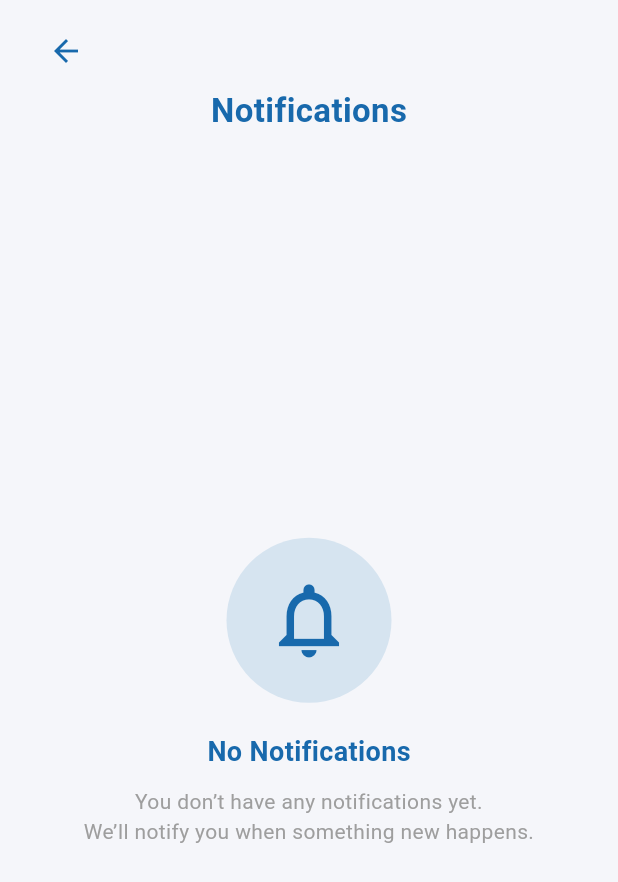
After one commit to Charlie-Programmer/Skillo, a Flutter app: the HomeScreen screen opened directly, after a tap on the "notifications none" icon, on a phone screen of 412 x 824 dp. The commit adds this screen. Shown: the top 882 px of the screen. Run offline on Flutter 3.47's test engine with Material 3 defaults, Android fonts, the phone set to English and light mode, and no system bars; our stand-ins replace dropdown_search, file_picker, hive, hive_flutter, image_picker, shared_preferences; accounts and stored records are empty.

Commit message:
May 8 8th Update

```diff
--- a/lib/be_the_instructor.dart
+++ b/lib/be_the_instructor.dart
@@ -2,6 +2,7 @@ import 'package:flutter/material.dart';
 import 'package:file_picker/file_picker.dart';
 import 'user_store.dart';
 import 'nav_bar.dart';
+import 'package:hive_flutter/hive_flutter.dart';
 
 class BeTheInstructorPage extends StatefulWidget {
   const BeTheInstructorPage({super.key});
@@ -100,6 +101,17 @@ void submitForm() async {
     email: emailController.text,
     role: "Instructor",
   );
+
+    // ✅ ADD NOTIFICATION HERE
+  final box = Hive.box('notificationsBox');
+
+  await box.add({
+    "title": "Instructor Approved 🎉",
+    "subtitle": "Congratulations! You are now an Instructor.",
+    "time": DateTime.now().toString(),
+  });
+
+  await box.flush();
 
   if (!mounted) return;
 
--- a/lib/edit_course.dart
+++ b/lib/edit_course.dart
@@ -847,6 +847,14 @@ class _EditCoursePageState extends State<EditCoursePage> {
 
                                     await saveCleanedData();
 
+                                    final box = Hive.box('notificationsBox');
+
+                                    await box.add({
+                                      "title": "Course Published 🎉",
+                                      "subtitle": "${widget.course["title"]} is now live!",
+                                      "time": DateTime.now().toString(),
+                                    });
+
                                     ScaffoldMessenger.of(context).showSnackBar(
                                       const SnackBar(
                                         content: Text("Course Published"),
--- a/lib/home.dart
+++ b/lib/home.dart
@@ -5,6 +5,7 @@ import 'dart:io';
 import 'package:hive_flutter/hive_flutter.dart';
 import 'view_courses.dart';
 import 'view_suggestions.dart';
+import 'notification.dart';
 
 class HomeScreen extends StatefulWidget {
   const HomeScreen({super.key});
@@ -155,8 +156,20 @@ Future<void> toggleSave(Box box, dynamic key) async {
                               ],
                             ),
                           ),
-                          const Icon(Icons.notifications_none,
-                              color: Color.fromARGB(255, 24, 105, 172)),
+                          InkWell(
+                            onTap: () {
+                              Navigator.push(
+                                context,
+                                MaterialPageRoute(
+                                  builder: (_) => const NotificationPage(),
+                                ),
+                              );
+                            },
+                            child: const Icon(
+                              Icons.notifications_none,
+                              color: Color.fromARGB(255, 24, 105, 172),
+                            ),
+                          ),
                         ],
                       ),
 
--- a/lib/main.dart
+++ b/lib/main.dart
@@ -11,6 +11,7 @@ void main() async {
   await Hive.initFlutter();
 
   await Hive.openBox('coursesBox');
+  await Hive.openBox('notificationsBox');
 
   await UserStore.restoreSession();
 
--- /dev/null
+++ b/lib/notification.dart
@@ -0,0 +1,164 @@
+import 'package:flutter/material.dart';
+import 'package:hive_flutter/hive_flutter.dart';
+
+class NotificationPage extends StatefulWidget {
+  const NotificationPage({super.key});
+
+  @override
+  State<NotificationPage> createState() => _NotificationPageState();
+}
+
+class _NotificationPageState extends State<NotificationPage> {
+  // later you can connect Hive here
+  List notifications = [];
+
+  @override
+  Widget build(BuildContext context) {
+    return Scaffold(
+      backgroundColor: const Color(0xFFF5F6FA),
+      body: SafeArea(
+        child: Padding(
+          padding: const EdgeInsets.symmetric(horizontal: 20),
+          child: Column(
+            children: [
+              const SizedBox(height: 10),
+
+              /// BACK BUTTON (same style as MyCoursesPage)
+              Align(
+                alignment: Alignment.centerLeft,
+                child: IconButton(
+                  onPressed: () => Navigator.pop(context),
+                  icon: const Icon(
+                    Icons.arrow_back,
+                    color: Color.fromARGB(255, 24, 105, 172),
+                  ),
+                ),
+              ),
+
+              /// TITLE
+              const Text(
+                "Notifications",
+                style: TextStyle(
+                  fontSize: 22,
+                  fontWeight: FontWeight.w600,
+                  color: Color.fromARGB(255, 24, 105, 172),
+                ),
+              ),
+
+              const SizedBox(height: 10),
+
+
+             Expanded(
+                child: Builder(
+                  builder: (context) {
+                    final box = Hive.box('notificationsBox');
+
+                    return ValueListenableBuilder(
+                      valueListenable: box.listenable(),
+                      builder: (context, Box box, _) {
+                        final notifications = box.values.toList();
+
+                        if (notifications.isEmpty) {
+                          return _buildEmptyState(context);
+                        }
+
+                        return ListView.builder(
+                          itemCount: notifications.length,
+                          itemBuilder: (context, index) {
+                            final notif = notifications[index];
+
+                            return Card(
+                              color: Colors.white,
+                              margin: const EdgeInsets.only(bottom: 10),
+                              child: ListTile(
+                                leading: const Icon(
+                                  Icons.notifications_active,
+                                  color: Color.fromARGB(255, 24, 105, 172),
+                                ),
+                                title: Text(notif["title"] ?? ""),
+                                subtitle: Text(notif["subtitle"] ?? ""),
+                              ),
+                            );
+                          },
+                        );
+                      },
+                    );
+                  },
+                ),
+              ),
+            ],
+          ),
+        ),
+      ),
+    );
+  }
+
+  /// 📭 EMPTY STATE (same style as MyCoursesPage)
+  Widget _buildEmptyState(BuildContext context) {
+    return SizedBox.expand(
+      child: Center(
+        child: ConstrainedBox(
+          constraints: const BoxConstraints(maxWidth: 400),
+          child: Column(
+            mainAxisAlignment: MainAxisAlignment.center,
+            children: [
+              Container(
+                padding: const EdgeInsets.all(25),
+                decoration: const BoxDecoration(
+                  color: Color(0xFFD6E4F0),
+                  shape: BoxShape.circle,
+                ),
+                child: const Icon(
+                  Icons.notifications_none,
+                  size: 60,
+                  color: Color.fromARGB(255, 24, 105, 172),
+                ),
+              ),
+
+              const SizedBox(height: 20),
+
+              const Text(
+                "No Notifications",
+                style: TextStyle(
+                  fontSize: 18,
+                  fontWeight: FontWeight.bold,
+                  color: Color.fromARGB(255, 24, 105, 172),
+                ),
+              ),
+
+              const SizedBox(height: 10),
+
+              const Text(
+                "You don’t have any notifications yet.\nWe’ll notify you when something new happens.",
+                textAlign: TextAlign.center,
+                style: TextStyle(color: Colors.grey),
+              ),
+            ],
+          ),
+        ),
+      ),
+    );
+  }
+
+  /// 📋 NOTIFICATION LIST (for future use)
+  Widget _buildNotificationList() {
+    return ListView.builder(
+      itemCount: notifications.length,
+      itemBuilder: (context, index) {
+        final notif = notifications[index];
+
+        return Card(
+          margin: const EdgeInsets.only(bottom: 10),
+          child: ListTile(
+            leading: const Icon(
+              Icons.notifications_active,
+              color: Color.fromARGB(255, 24, 105, 172),
+            ),
+            title: Text(notif["title"] ?? ""),
+            subtitle: Text(notif["subtitle"] ?? ""),
+          ),
+        );
+      },
+    );
+  }
+}
```
